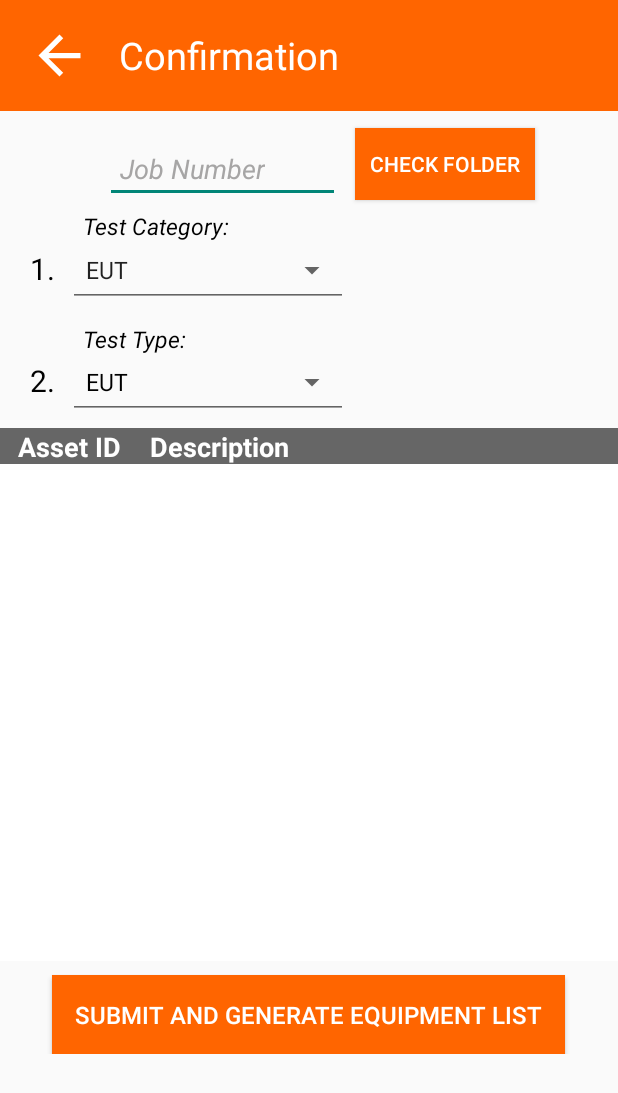
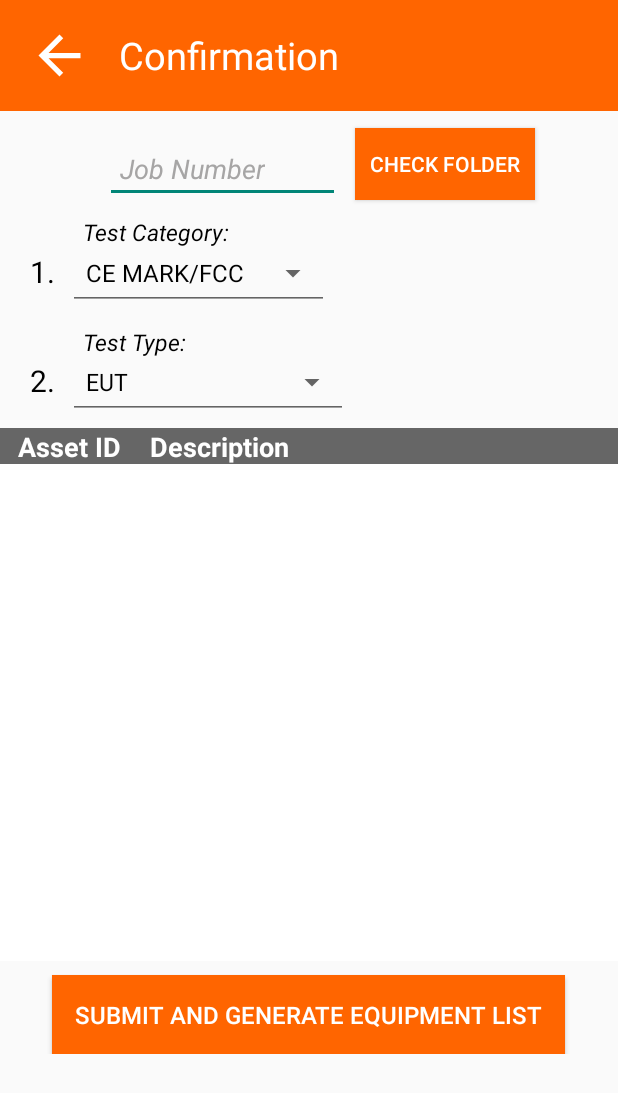
Before and after one commit to JaggerBurke/KeyScan, an Android app: the ConfirmActivity screen opened directly, with no data from a screen before it, on a phone screen of 412 x 824 dp. Shown: the top 1093 px of the screen. Run offline under Robolectric (Android 15) with nearby library versions, the phone set to English and light mode, and no system bars; libraries missing offline, so code that uses them is left out: com.google.api.client, com.google.api.services; 3 statements that could not run were skipped.

Commit message:
Confirm Screen Re-Design

```diff
--- a/app/build.gradle
+++ b/app/build.gradle
@@ -10,8 +10,8 @@ android {
         applicationId "com.KCAssets.KeyScan"
         minSdk 24
         targetSdk 33
-        versionCode 5
-        versionName "1.5"
+        versionCode 6
+        versionName "1.6"
 
         testInstrumentationRunner "androidx.test.runner.AndroidJUnitRunner"
     }
--- a/app/src/main/java/com/KCAssets/KeyScan/ConfirmActivity.java
+++ b/app/src/main/java/com/KCAssets/KeyScan/ConfirmActivity.java
@@ -83,8 +83,13 @@ public class ConfirmActivity extends AppCompatActivity {
     private Drive driveService;
     String progressMessage;
     String toastMessage;
+    Spinner testCat;
     Spinner testSpin;
+    Spinner testSpin2;
+    String[] catArray;
     String[] typeArray;
+    String[] typeArray2;
+    String selectedCat;
     String selectedTest;
     String createdSpreadsheetId;
 
@@ -116,7 +121,9 @@ public class ConfirmActivity extends AppCompatActivity {
         PastDue = getIntent().getStringArrayListExtra("PastDue");
         check = findViewById(R.id.check);
         folderBtn = findViewById(R.id.folderBtn);
+        testCat = findViewById(R.id.catSpinner);
         testSpin = findViewById(R.id.testSpinner);
+        testSpin2 = findViewById(R.id.testSpinner2);
         updateListView(scannedIDs, Descriptions, PastDue);
 
         // Loading Popup Initialization
@@ -306,19 +313,62 @@ public class ConfirmActivity extends AppCompatActivity {
         /***********************************************************
          * Spinner
          **********************************************************/
+        catArray = getResources().getStringArray(R.array.test_category);
+        ArrayAdapter<String> catAdapter = new ArrayAdapter<>(this, android.R.layout.simple_spinner_dropdown_item, catArray);
+        testCat.setAdapter(catAdapter);
+
         typeArray = getResources().getStringArray(R.array.test_type);
         ArrayAdapter<String> unitAdapter = new ArrayAdapter<>(this, android.R.layout.simple_spinner_dropdown_item, typeArray);
         testSpin.setAdapter(unitAdapter);
+
+        typeArray2 = getResources().getStringArray(R.array.test_type2);
+        ArrayAdapter<String> unitAdapter2 = new ArrayAdapter<>(this, android.R.layout.simple_spinner_dropdown_item, typeArray2);
+        testSpin2.setAdapter(unitAdapter2);
+
+        testCat.setOnItemSelectedListener(new AdapterView.OnItemSelectedListener() {
+            @Override
+            public void onItemSelected(AdapterView<?> adapterView, View view, int position, long l) {
+                selectedCat = testCat.getSelectedItem().toString();
+                if (selectedCat.equals("CE MARK/FCC")) {
+                    selectedTest = testSpin.getSelectedItem().toString();
+                    testType.setVisibility(View.GONE);
+                    testSpin2.setVisibility(View.GONE);
+                    testSpin.setVisibility(View.VISIBLE);
+                }
+                if (selectedCat.equals("MIL-STD-461")) {
+                    selectedTest = testSpin2.getSelectedItem().toString();
+                    testType.setVisibility(View.GONE);
+                    testSpin.setVisibility(View.GONE);
+                    testSpin2.setVisibility(View.VISIBLE);
+                }
+                if (selectedCat.equals("CUSTOM")) {
+                    selectedTest = testSpin.getSelectedItem().toString();
+                    testSpin.setVisibility(View.GONE);
+                    testSpin2.setVisibility(View.GONE);
+                    testType.setVisibility(View.VISIBLE);
+                }
+            }
+            @Override
+            public void onNothingSelected(AdapterView<?> adapterView) {
+                // Do nothing
+            }
+        });
 
         testSpin.setOnItemSelectedListener(new AdapterView.OnItemSelectedListener() {
             @Override
             public void onItemSelected(AdapterView<?> adapterView, View view, int position, long l) {
                 selectedTest = testSpin.getSelectedItem().toString();
-                if (selectedTest.equals("CUSTOM")) {
-                    testType.setVisibility(View.VISIBLE);
-                } else {
-                    testType.setVisibility(View.GONE);
-                }
+            }
+            @Override
+            public void onNothingSelected(AdapterView<?> adapterView) {
+                // Do nothing
+            }
+        });
+
+        testSpin2.setOnItemSelectedListener(new AdapterView.OnItemSelectedListener() {
+            @Override
+            public void onItemSelected(AdapterView<?> adapterView, View view, int position, long l) {
+                selectedTest = testSpin2.getSelectedItem().toString();
             }
             @Override
             public void onNothingSelected(AdapterView<?> adapterView) {
--- a/app/src/main/res/layout/confirm_screen.xml
+++ b/app/src/main/res/layout/confirm_screen.xml
@@ -81,7 +81,7 @@
         android:id="@+id/textType"
         android:text="Test Type:"
         android:layout_marginLeft="55dp"
-        android:layout_marginTop="215dp"
+        android:layout_marginTop="217dp"
         android:textSize="15sp"
         android:textColor="@color/textColor"
         android:textStyle="italic" />
@@ -92,7 +92,7 @@
         android:id="@+id/textCategory"
         android:text="Test Category:"
         android:layout_marginLeft="55dp"
-        android:layout_marginTop="140dp"
+        android:layout_marginTop="144dp"
         android:textSize="15sp"
         android:textColor="@color/textColor"
         android:textStyle="italic" />
@@ -103,7 +103,7 @@
         android:id="@+id/text1"
         android:text="1."
         android:layout_marginLeft="20dp"
-        android:layout_marginTop="165dp"
+        android:layout_marginTop="167dp"
         android:textSize="20sp"
         android:textColor="@color/textColor" />
 
@@ -130,23 +130,35 @@
         android:spinnerMode="dropdown" />
 
     <Spinner
+        android:id="@+id/testSpinner2"
+        style="@android:style/Widget.Material.Spinner.Underlined"
+        android:layout_width="wrap_content"
+        android:layout_height="49dp"
+        android:layout_marginLeft="45dp"
+        android:layout_marginTop="230dp"
+        android:dropDownWidth="wrap_content"
+        android:dropDownSelector="@android:drawable/arrow_down_float"
+        android:entries="@array/test_type2"
+        android:spinnerMode="dropdown" />
+
+    <Spinner
         android:id="@+id/catSpinner"
         style="@android:style/Widget.Material.Spinner.Underlined"
         android:layout_width="wrap_content"
         android:layout_height="49dp"
         android:layout_marginLeft="45dp"
-        android:layout_marginTop="155dp"
+        android:layout_marginTop="157dp"
         android:dropDownWidth="wrap_content"
         android:dropDownSelector="@android:drawable/arrow_down_float"
-        android:entries="@array/test_type"
+        android:entries="@array/test_category"
         android:spinnerMode="dropdown" />
 
     <EditText
         android:id="@+id/test"
         android:layout_width="wrap_content"
         android:layout_height="wrap_content"
-        android:layout_marginLeft="210dp"
-        android:layout_marginTop="235dp"
+        android:layout_marginLeft="45dp"
+        android:layout_marginTop="234dp"
         android:hint="CUSTOM TEST"
         android:paddingRight="50dp"
         android:paddingLeft="10dp"
--- a/app/src/main/res/values/arrays.xml
+++ b/app/src/main/res/values/arrays.xml
@@ -4,6 +4,12 @@
     /***********************************************************
     * Spinners
     **********************************************************/
+    <string-array name="test_category">
+        <item>CE MARK/FCC</item>
+        <item>MIL-STD-461</item>
+        <item>CUSTOM</item>
+    </string-array>
+
     <string-array name="test_type">
         <item>EUT</item>
         <item>CE</item>
@@ -17,7 +23,22 @@
         <item>MAGFIELD</item>
         <item>DIPS</item>
         <item>PROXMAGFIELD</item>
-        <item>CUSTOM</item>
+    </string-array>
+
+    <string-array name="test_type2">
+        <item>CE101</item>
+        <item>CE102</item>
+        <item>CE106</item>
+        <item>CS101</item>
+        <item>CS114</item>
+        <item>CS115</item>
+        <item>CS116</item>
+        <item>CS117</item>
+        <item>CS118</item>
+        <item>RE101</item>
+        <item>RE102</item>
+        <item>RS101</item>
+        <item>RS103</item>
     </string-array>
 
     <string-array name="cal_options">
```
